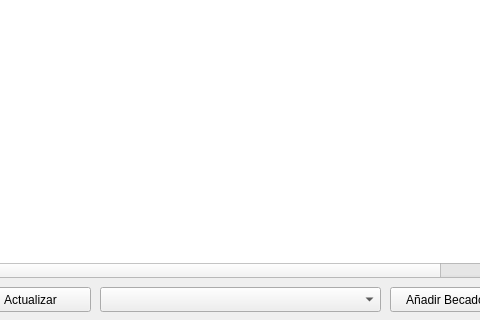
PurpleFlamingo/purpleACOES, file src/UI/gestorApadrinamiento.ui: the form before one commit; both pictures show x 140 to 620 and y 153 to 473 of the 773 by 473 pixel window.
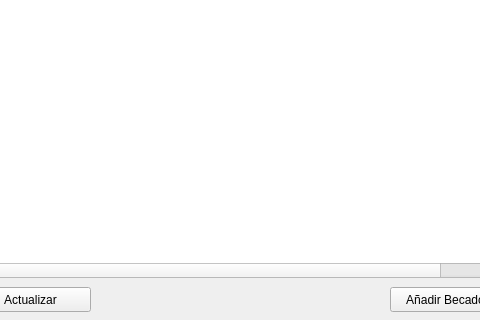
The form after the commit.

Commit message: Añadido gestorApadrinamiento y perfilBecado (sin conectar)

The edit to the form file:
```diff
--- a/src/UI/gestorApadrinamiento.ui
+++ b/src/UI/gestorApadrinamiento.ui
@@ -172,16 +172,6 @@
      <string>Actualizar</string>
     </property>
    </widget>
-   <widget class="QComboBox" name="cJovenNew">
-    <property name="geometry">
-     <rect>
-      <x>240</x>
-      <y>440</y>
-      <width>281</width>
-      <height>25</height>
-     </rect>
-    </property>
-   </widget>
    <widget class="QPushButton" name="bAnadirBecado">
     <property name="geometry">
      <rect>
```
Left out of the diff: 8 changed lines with no effect on the pictures. The commit also changes 4 other files.
